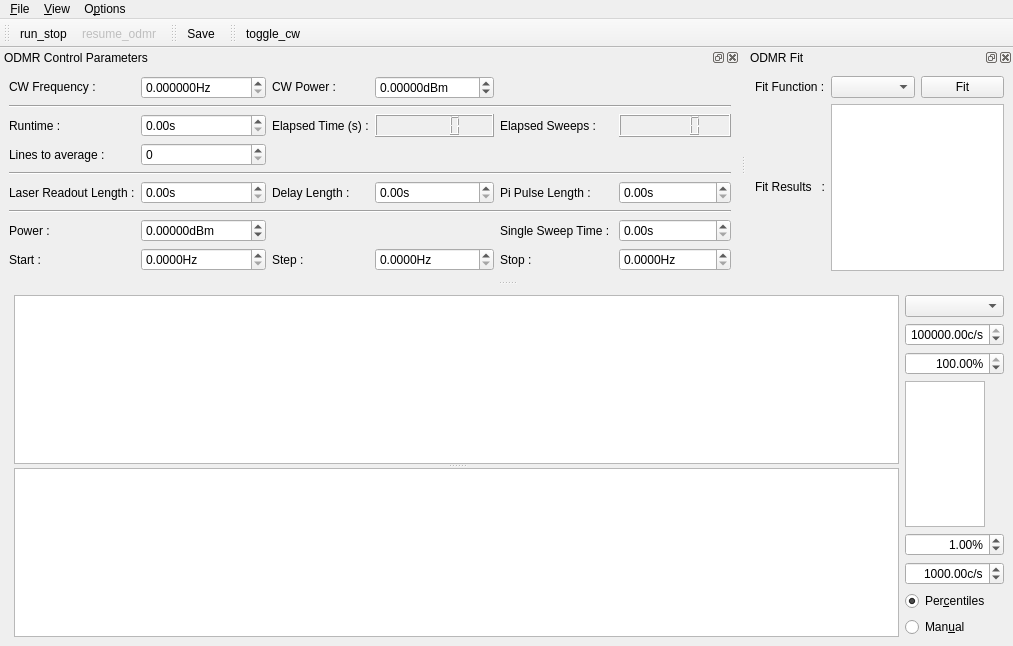
Above: gui/awgpulsedodmr/ui_odmrgui.ui from projecthira/qudi-hira before the change. Below: the same form after it.
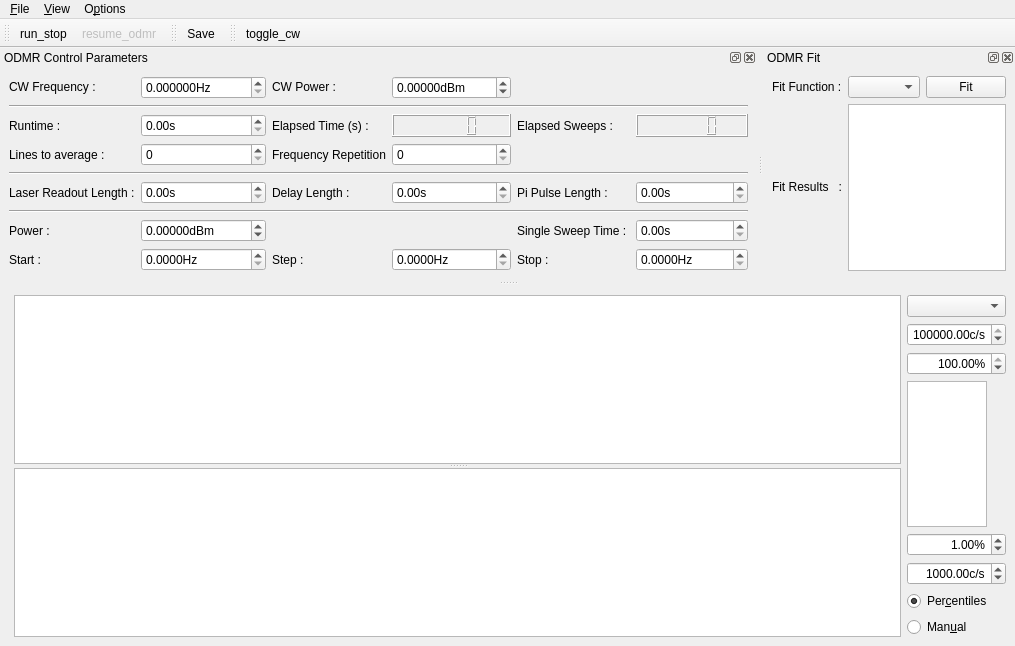
That is the form after the change. Icons and pictures are not drawn. Custom widgets are drawn as their Qt base class.

Commit message: New high-speed logic for pulsed AWG ODMR + Updated GUI with frequency repetition control

What changed in the file:
```diff
--- a/gui/awgpulsedodmr/ui_odmrgui.ui
+++ b/gui/awgpulsedodmr/ui_odmrgui.ui
@@ -683,6 +683,20 @@
        </property>
       </widget>
      </item>
+     <item row="3" column="2">
+      <widget class="QLabel" name="label_11">
+       <property name="text">
+        <string>Frequency Repetition</string>
+       </property>
+      </widget>
+     </item>
+     <item row="3" column="3">
+      <widget class="QDoubleSpinBox" name="freq_repetition_doubleSpinBox">
+       <property name="decimals">
+        <number>0</number>
+       </property>
+      </widget>
+     </item>
     </layout>
    </widget>
   </widget>
```
The commit also changes 4 other files.
